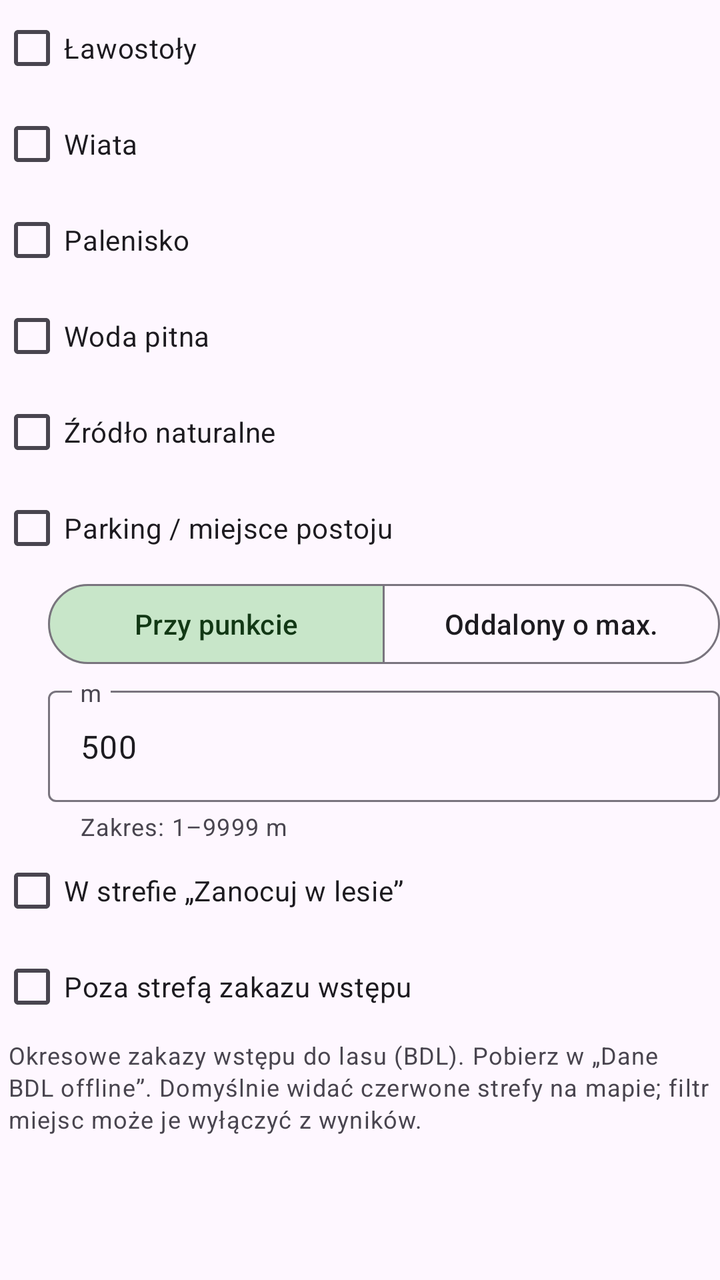
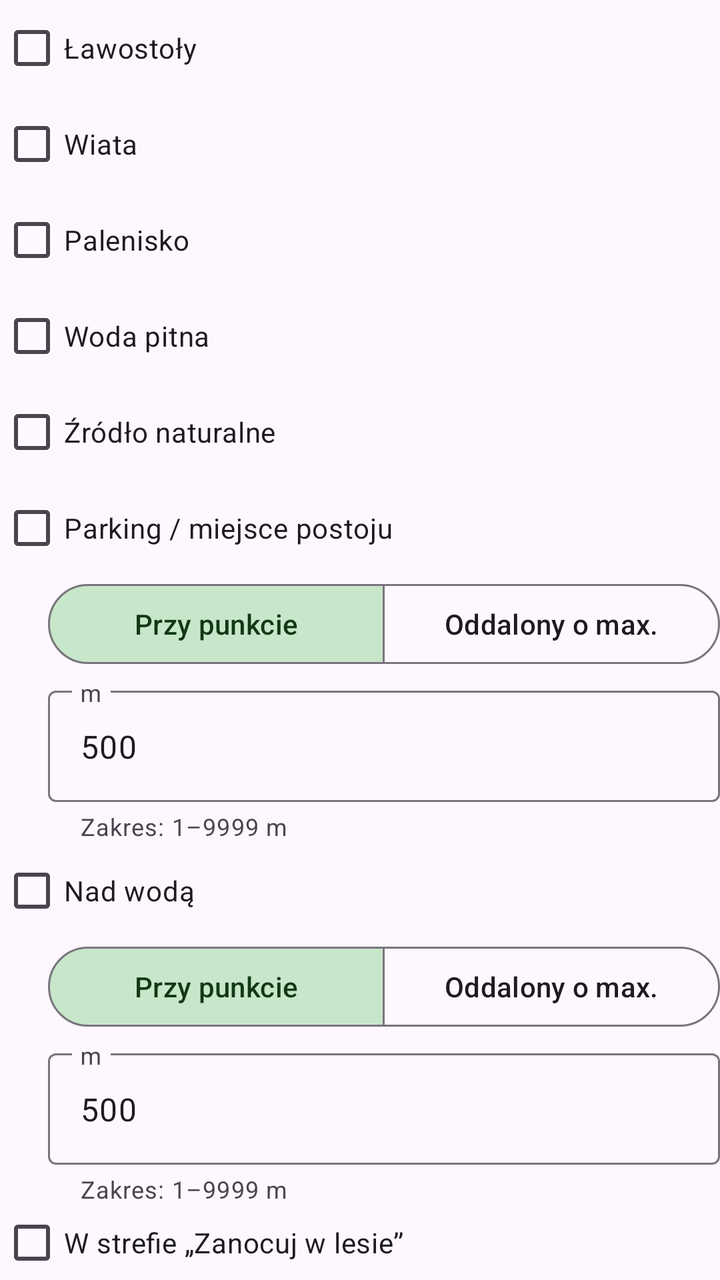

Compare the two renders of this Android layout. The source of the first and the diff that turns it into the second are given below.
<!-- AndroidManifest.xml: application theme Theme.NaviLas -->
<!-- res/layout/browse_car_filter_controls.xml -->
<?xml version="1.0" encoding="utf-8"?>
<LinearLayout xmlns:android="http://schemas.android.com/apk/res/android"
    xmlns:app="http://schemas.android.com/apk/res-auto"
    android:layout_width="match_parent"
    android:layout_height="wrap_content"
    android:orientation="vertical">

    <CheckBox
        android:id="@+id/browseFilterLawostoly"
        android:layout_width="match_parent"
        android:layout_height="wrap_content"
        android:text="@string/browse_filter_lawostoly" />

    <CheckBox
        android:id="@+id/browseFilterWiata"
        android:layout_width="match_parent"
        android:layout_height="wrap_content"
        android:text="@string/browse_filter_wiata" />

    <CheckBox
        android:id="@+id/browseFilterPalenisko"
        android:layout_width="match_parent"
        android:layout_height="wrap_content"
        android:text="@string/browse_filter_palenisko" />

    <CheckBox
        android:id="@+id/browseFilterWodaPitna"
        android:layout_width="match_parent"
        android:layout_height="wrap_content"
        android:text="@string/browse_filter_woda_pitna" />

    <CheckBox
        android:id="@+id/browseFilterZrodlo"
        android:layout_width="match_parent"
        android:layout_height="wrap_content"
        android:text="@string/browse_filter_zrodlo" />

    <CheckBox
        android:id="@+id/browseFilterParking"
        android:layout_width="match_parent"
        android:layout_height="wrap_content"
        android:text="@string/browse_filter_parking" />

    <com.google.android.material.button.MaterialButtonToggleGroup
        android:id="@+id/browseParkingProximityToggle"
        android:layout_width="match_parent"
        android:layout_height="wrap_content"
        android:layout_marginStart="24dp"
        app:checkedButton="@+id/btnParkingNearPoint"
        app:selectionRequired="true"
        app:singleSelection="true">

        <com.google.android.material.button.MaterialButton
            android:id="@+id/btnParkingNearPoint"
            style="@style/Widget.Material3.Button.OutlinedButton"
            android:layout_width="0dp"
            android:layout_height="wrap_content"
            android:layout_weight="1"
            android:text="@string/browse_parking_near_point" />

        <com.google.android.material.button.MaterialButton
            android:id="@+id/btnParkingMaxDistance"
            style="@style/Widget.Material3.Button.OutlinedButton"
            android:layout_width="0dp"
            android:layout_height="wrap_content"
            android:layout_weight="1"
            android:text="@string/browse_parking_max_distance" />
    </com.google.android.material.button.MaterialButtonToggleGroup>

    <com.google.android.material.textfield.TextInputLayout
        android:id="@+id/browseParkingMaxMetersLayout"
        android:layout_width="match_parent"
        android:layout_height="wrap_content"
        android:layout_marginStart="24dp"
        android:layout_marginTop="4dp"
        android:hint="@string/browse_parking_meters_hint"
        app:helperText="@string/browse_parking_meters_range"
        app:helperTextEnabled="true">

        <com.google.android.material.textfield.TextInputEditText
            android:id="@+id/browseParkingMaxMeters"
            android:layout_width="match_parent"
            android:layout_height="wrap_content"
            android:imeOptions="actionDone"
            android:inputType="number"
            android:maxLength="4"
            android:text="500" />
    </com.google.android.material.textfield.TextInputLayout>

    <CheckBox
        android:id="@+id/browseFilterZanocuj"
        android:layout_width="match_parent"
        android:layout_height="wrap_content"
        android:text="@string/browse_filter_zanocuj" />

    <CheckBox
        android:id="@+id/browseFilterExcludeEntryBan"
        android:layout_width="match_parent"
        android:layout_height="wrap_content"
        android:text="@string/browse_filter_exclude_entry_ban" />

    <TextView
        android:layout_width="match_parent"
        android:layout_height="wrap_content"
        android:paddingHorizontal="4dp"
        android:paddingTop="2dp"
        android:text="@string/entry_ban_hint"
        android:textAppearance="?attr/textAppearanceBodySmall" />
</LinearLayout>
<!-- resources referenced by this layout -->
<resources>
  <string name="browse_filter_exclude_entry_ban">Poza strefą zakazu wstępu</string>
  <string name="browse_filter_lawostoly">Ławostoły</string>
  <string name="browse_filter_palenisko">Palenisko</string>
  <string name="browse_filter_parking">Parking / miejsce postoju</string>
  <string name="browse_filter_wiata">Wiata</string>
  <string name="browse_filter_woda_pitna">Woda pitna</string>
  <string name="browse_filter_zanocuj">W strefie „Zanocuj w lesie”</string>
  <string name="browse_filter_zrodlo">Źródło naturalne</string>
  <string name="browse_parking_max_distance">Oddalony o max.</string>
  <string name="browse_parking_meters_hint">m</string>
  <string name="browse_parking_meters_range">Zakres: 1–9999 m</string>
  <string name="browse_parking_near_point">Przy punkcie</string>
  <string name="entry_ban_hint">Okresowe zakazy wstępu do lasu (BDL). Pobierz w „Dane BDL offline”. Domyślnie widać czerwone strefy na mapie; filtr miejsc może je wyłączyć z wyników.</string>
  <style name="Theme.NaviLas" parent="Theme.Material3.DayNight.NoActionBar">
          <item name="colorPrimary">@color/forest_green</item>
          <item name="colorOnPrimary">@color/forest_on_primary</item>
          <item name="colorPrimaryContainer">@color/forest_container</item>
          <item name="colorOnPrimaryContainer">@color/forest_on_container</item>
          <item name="colorSecondary">@color/forest_green</item>
          <item name="colorOnSecondary">@color/forest_on_primary</item>
          <item name="colorSecondaryContainer">@color/forest_container</item>
          <item name="colorOnSecondaryContainer">@color/forest_on_container</item>
          <item name="android:statusBarColor">@color/toolbar_green</item>
          <item name="android:navigationBarColor">?attr/colorSurface</item>
          <item name="android:windowLightStatusBar">false</item>
      </style>
  <color name="forest_green">#1B5E20</color>
  <color name="forest_on_primary">#FFFFFF</color>
  <color name="forest_container">#C8E6C9</color>
  <color name="forest_on_container">#123815</color>
  <color name="toolbar_green">#1B5E20</color>
</resources>

<!-- the commit's change to res/layout/browse_car_filter_controls.xml (unified diff, before → after) -->
@@ -88,6 +88,58 @@
     </com.google.android.material.textfield.TextInputLayout>
 
     <CheckBox
+        android:id="@+id/browseFilterNearWater"
+        android:layout_width="match_parent"
+        android:layout_height="wrap_content"
+        android:text="@string/browse_filter_near_water" />
+
+    <com.google.android.material.button.MaterialButtonToggleGroup
+        android:id="@+id/browseWaterProximityToggle"
+        android:layout_width="match_parent"
+        android:layout_height="wrap_content"
+        android:layout_marginStart="24dp"
+        app:checkedButton="@+id/btnWaterNearPoint"
+        app:selectionRequired="true"
+        app:singleSelection="true">
+
+        <com.google.android.material.button.MaterialButton
+            android:id="@+id/btnWaterNearPoint"
+            style="@style/Widget.Material3.Button.OutlinedButton"
+            android:layout_width="0dp"
+            android:layout_height="wrap_content"
+            android:layout_weight="1"
+            android:text="@string/browse_parking_near_point" />
+
+        <com.google.android.material.button.MaterialButton
+            android:id="@+id/btnWaterMaxDistance"
+            style="@style/Widget.Material3.Button.OutlinedButton"
+            android:layout_width="0dp"
+            android:layout_height="wrap_content"
+            android:layout_weight="1"
+            android:text="@string/browse_parking_max_distance" />
+    </com.google.android.material.button.MaterialButtonToggleGroup>
+
+    <com.google.android.material.textfield.TextInputLayout
+        android:id="@+id/browseWaterMaxMetersLayout"
+        android:layout_width="match_parent"
+        android:layout_height="wrap_content"
+        android:layout_marginStart="24dp"
+        android:layout_marginTop="4dp"
+        android:hint="@string/browse_parking_meters_hint"
+        app:helperText="@string/browse_parking_meters_range"
+        app:helperTextEnabled="true">
+
+        <com.google.android.material.textfield.TextInputEditText
+            android:id="@+id/browseWaterMaxMeters"
+            android:layout_width="match_parent"
+            android:layout_height="wrap_content"
+            android:imeOptions="actionDone"
+            android:inputType="number"
+            android:maxLength="4"
+            android:text="500" />
+    </com.google.android.material.textfield.TextInputLayout>
+
+    <CheckBox
         android:id="@+id/browseFilterZanocuj"
         android:layout_width="match_parent"
         android:layout_height="wrap_content"
<!-- resource entries referenced after the edit -->
@@ -2,6 +2,7 @@
 <resources>
   <string name="browse_filter_exclude_entry_ban">Poza strefą zakazu wstępu</string>
   <string name="browse_filter_lawostoly">Ławostoły</string>
+  <string name="browse_filter_near_water">Nad wodą</string>
   <string name="browse_filter_palenisko">Palenisko</string>
   <string name="browse_filter_parking">Parking / miejsce postoju</string>
   <string name="browse_filter_wiata">Wiata</string>
